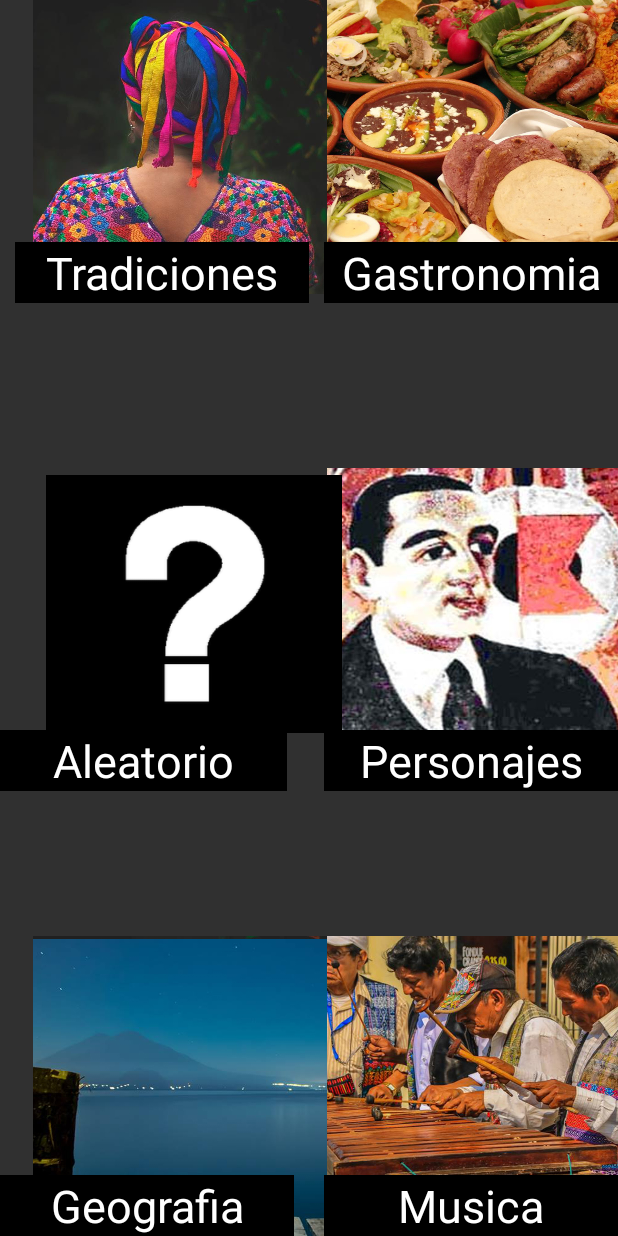
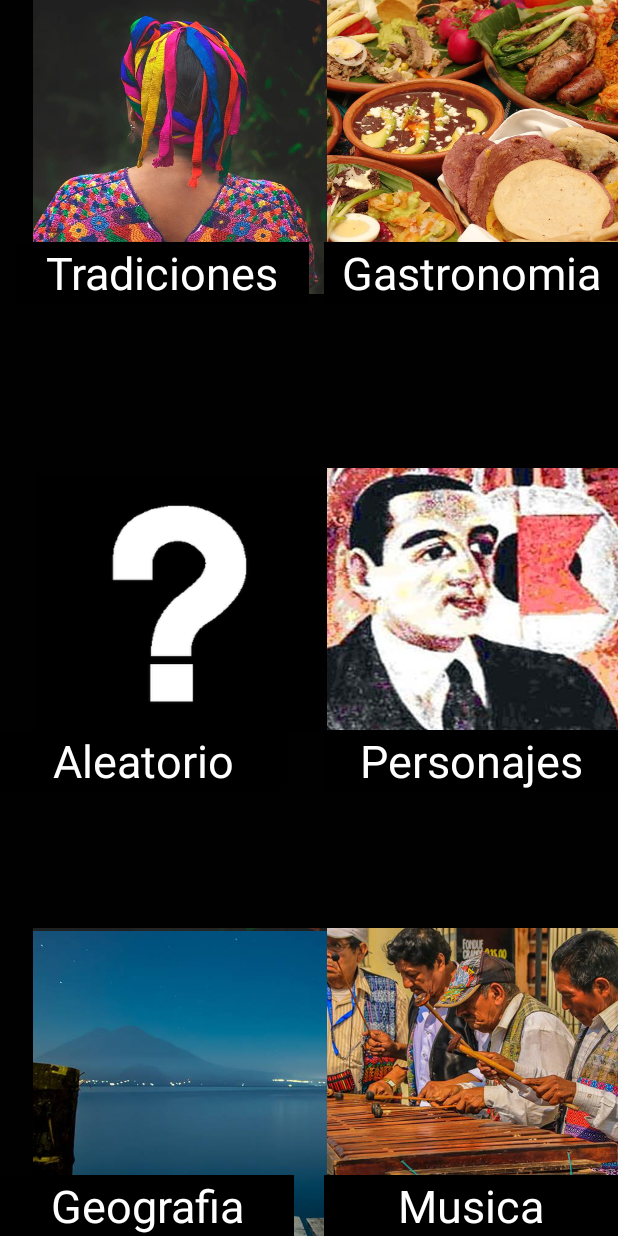
Before and after one commit to Fernando1019/Dev_Ask, an Android app: the Categoria screen opened directly, with no data from a screen before it, after a tap on an icon or button, on a phone screen of 412 x 824 dp. Run offline under Robolectric (Android 15) with nearby library versions, the phone set to English and light mode, and no system bars.

Commit message:
Imagen Aleatoria

```diff
--- a/app/src/main/java/com/example/fernandoambrosio/devask/Categoria.java
+++ b/app/src/main/java/com/example/fernandoambrosio/devask/Categoria.java
@@ -27,7 +27,7 @@ public class Categoria extends AppCompatActivity {
     private int[] galeria = {R.drawable.cultura, R.drawable.gastronomia, R.drawable.geografia,
             R.drawable.musica, R.drawable.personajes,};
     private String[] categorias={"Tradiciones","Gastronomia","Geografia","Musica","Personajes"};
-    private static final Integer DURACION = 200;
+    private static final Integer DURACION = 100;
     private ImageView imagen1;
     private ImageView imagen2;
     private ImageView imagen3;
@@ -109,7 +109,7 @@ public class Categoria extends AppCompatActivity {
                         stop();
                         EnviarCategoria(categorias[position]);
                     }
-                },3000);
+                },4000);
             }
         });
     }
--- a/app/src/main/res/layout/categorias.xml
+++ b/app/src/main/res/layout/categorias.xml
@@ -1,7 +1,8 @@
 <?xml version="1.0" encoding="utf-8"?>
 <LinearLayout xmlns:android="http://schemas.android.com/apk/res/android"
     android:orientation="vertical" android:layout_width="match_parent"
-    android:layout_height="match_parent">
+    android:layout_height="match_parent"
+    android:background="#010101">
 
     <FrameLayout
         android:layout_width="match_parent"
@@ -19,7 +20,7 @@
 
         <ImageView
             android:layout_width="196dp"
-            android:layout_height="200dp"
+            android:layout_height="205dp"
             android:background="@drawable/geografia"
             android:id="@+id/imageView9"
             android:layout_gravity="bottom|right"
@@ -34,7 +35,7 @@
 
         <ImageView
             android:layout_width="194dp"
-            android:layout_height="200dp"
+            android:layout_height="205dp"
             android:background="@drawable/musica"
             android:id="@+id/imageView10"
             android:layout_gravity="right|bottom" />
@@ -63,13 +64,15 @@
             android:enabled="true" />
 
         <ImageSwitcher
-            android:layout_width="197dp"
+            android:layout_width="190dp"
             android:layout_height="172dp"
             android:id="@+id/imageSwitcher"
             android:layout_gravity="center_vertical|right"
-            android:layout_marginRight="184dp"
+            android:layout_marginBottom="9dp"
             android:background="@drawable/aleatoria"
-            android:layout_marginBottom="9dp" />
+            android:layout_marginRight="198dp"
+            android:animateFirstView="false"
+            android:textAlignment="center" />
 
         <EditText
             android:layout_width="196dp"
```
